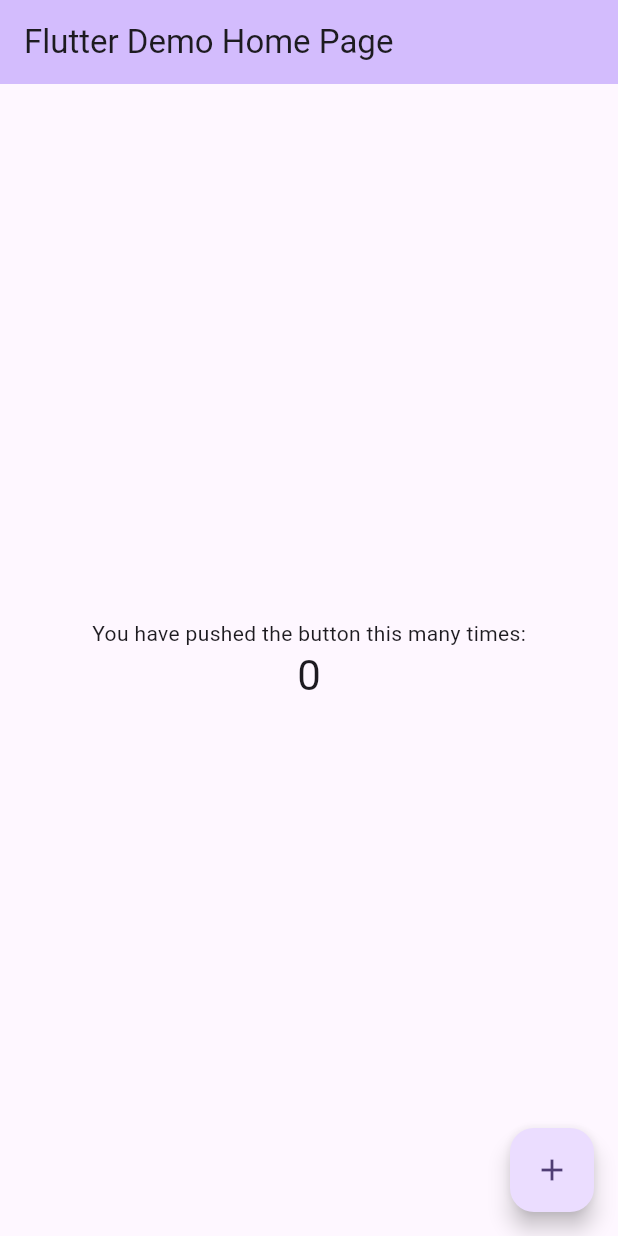
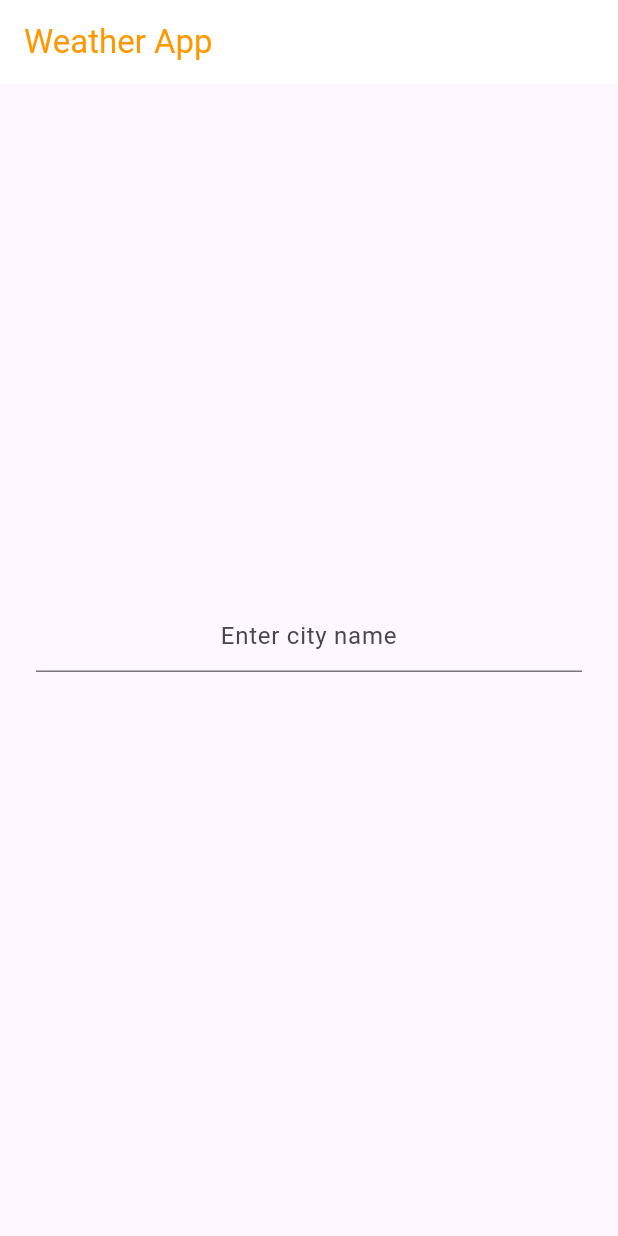
Before and after one commit to tranvuhung/weather_clean_architecture_tdd, a Flutter app: the screen it shows after launch, on a phone screen of 412 x 824 dp. Run offline on Flutter 3.47's test engine with Material 3 defaults, Android fonts, the phone set to English and light mode, and no system bars; our stand-ins replace dartz, equatable, flutter_bloc, get_it, rxdart.

Commit message:
create page weather

```diff
--- a/lib/domain/entities/weather.dart
+++ b/lib/domain/entities/weather.dart
@@ -19,6 +19,10 @@ class WeatherEntity extends Equatable {
   final int pressure;
   final int humidity;
 
+  double convertToCelsius() {
+    return temperature - 273.15;
+  }
+
   @override
   List<Object?> get props => [
         cityName,
--- /dev/null
+++ b/lib/injection.dart
@@ -0,0 +1,34 @@
+import 'package:http/http.dart' as http;
+import 'package:get_it/get_it.dart';
+import 'package:weather_clean_architecture_tdd/data/data_sources/remote_data_source.dart';
+import 'package:weather_clean_architecture_tdd/data/repositories/weather_repository_impl.dart';
+import 'package:weather_clean_architecture_tdd/domain/repositories/weather_repository.dart';
+import 'package:weather_clean_architecture_tdd/domain/usecases/get_current_weather.dart';
+import 'package:weather_clean_architecture_tdd/presentation/bloc/weather_bloc.dart';
+
+final locator = GetIt.instance;
+
+void init() {
+  // bloc
+  locator.registerFactory(() => WeatherBloc(locator()));
+
+  // usecase
+  locator.registerLazySingleton(() => GetCurrentWeatherUsecase(locator()));
+
+  // repository
+  locator.registerLazySingleton<WeatherRepository>(
+    () => WeatherRepositoryImpl(
+      weatherRemoteDataSource: locator(),
+    ),
+  );
+
+  // data source
+  locator.registerLazySingleton<WeatherRemoteDataSource>(
+    () => WeatherRemoteDataSourceImpl(
+      client: locator(),
+    ),
+  );
+
+  // external
+  locator.registerLazySingleton(() => http.Client());
+}
--- a/lib/main.dart
+++ b/lib/main.dart
@@ -1,125 +1,32 @@
 import 'package:flutter/material.dart';
+import 'package:flutter_bloc/flutter_bloc.dart';
+import 'package:weather_clean_architecture_tdd/presentation/bloc/weather_bloc.dart';
+import 'package:weather_clean_architecture_tdd/presentation/pages/weather_page.dart';
+import 'injection.dart' as di;
 
 void main() {
+  di.init();
   runApp(const MyApp());
 }
 
 class MyApp extends StatelessWidget {
   const MyApp({super.key});
 
-  // This widget is the root of your application.
   @override
   Widget build(BuildContext context) {
-    return MaterialApp(
-      title: 'Flutter Demo',
-      theme: ThemeData(
-        // This is the theme of your application.
-        //
-        // TRY THIS: Try running your application with "flutter run". You'll see
-        // the application has a blue toolbar. Then, without quitting the app,
-        // try changing the seedColor in the colorScheme below to Colors.green
-        // and then invoke "hot reload" (save your changes or press the "hot
-        // reload" button in a Flutter-supported IDE, or press "r" if you used
-        // the command line to start the app).
-        //
-        // Notice that the counter didn't reset back to zero; the application
-        // state is not lost during the reload. To reset the state, use hot
-        // restart instead.
-        //
-        // This works for code too, not just values: Most code changes can be
-        // tested with just a hot reload.
-        colorScheme: ColorScheme.fromSeed(seedColor: Colors.deepPurple),
-        useMaterial3: true,
+    return MultiBlocProvider(
+      providers: [
+        BlocProvider(
+          create: (_) => di.locator<WeatherBloc>(),
+        ),
+      ],
+      child: MaterialApp(
+        title: 'Weather App',
+        theme: ThemeData(
+          primarySwatch: Colors.orange,
+        ),
+        home: const WeatherPage(),
       ),
-      home: const MyHomePage(title: 'Flutter Demo Home Page'),
     );
   }
 }
-
-class MyHomePage extends StatefulWidget {
-  const MyHomePage({super.key, required this.title});
-
-  // This widget is the home page of your application. It is stateful, meaning
-  // that it has a State object (defined below) that contains fields that affect
-  // how it looks.
-
-  // This class is the configuration for the state. It holds the values (in this
-  // case the title) provided by the parent (in this case the App widget) and
-  // used by the build method of the State. Fields in a Widget subclass are
-  // always marked "final".
-
-  final String title;
-
-  @override
-  State<MyHomePage> createState() => _MyHomePageState();
-}
-
-class _MyHomePageState extends State<MyHomePage> {
-  int _counter = 0;
-
-  void _incrementCounter() {
-    setState(() {
-      // This call to setState tells the Flutter framework that something has
-      // changed in this State, which causes it to rerun the build method below
-      // so that the display can reflect the updated values. If we changed
-      // _counter without calling setState(), then the build method would not be
-      // called again, and so nothing would appear to happen.
-      _counter++;
-    });
-  }
-
-  @override
-  Widget build(BuildContext context) {
-    // This method is rerun every time setState is called, for instance as done
-    // by the _incrementCounter method above.
-    //
-    // The Flutter framework has been optimized to make rerunning build methods
-    // fast, so that you can just rebuild anything that needs updating rather
-    // than having to individually change instances of widgets.
-    return Scaffold(
-      appBar: AppBar(
-        // TRY THIS: Try changing the color here to a specific color (to
-        // Colors.amber, perhaps?) and trigger a hot reload to see the AppBar
-        // change color while the other colors stay the same.
-        backgroundColor: Theme.of(context).colorScheme.inversePrimary,
-        // Here we take the value from the MyHomePage object that was created by
-        // the App.build method, and use it to set our appbar title.
-        title: Text(widget.title),
-      ),
-      body: Center(
-        // Center is a layout widget. It takes a single child and positions it
-        // in the middle of the parent.
-        child: Column(
-          // Column is also a layout widget. It takes a list of children and
-          // arranges them vertically. By default, it sizes itself to fit its
-          // children horizontally, and tries to be as tall as its parent.
-          //
-          // Column has various properties to control how it sizes itself and
-          // how it positions its children. Here we use mainAxisAlignment to
-          // center the children vertically; the main axis here is the vertical
-          // axis because Columns are vertical (the cross axis would be
-          // horizontal).
-          //
-          // TRY THIS: Invoke "debug painting" (choose the "Toggle Debug Paint"
-          // action in the IDE, or press "p" in the console), to see the
-          // wireframe for each widget.
-          mainAxisAlignment: MainAxisAlignment.center,
-          children: <Widget>[
-            const Text(
-              'You have pushed the button this many times:',
-            ),
-            Text(
-              '$_counter',
-              style: Theme.of(context).textTheme.headlineMedium,
-            ),
-          ],
-        ),
-      ),
-      floatingActionButton: FloatingActionButton(
-        onPressed: _incrementCounter,
-        tooltip: 'Increment',
-        child: const Icon(Icons.add),
-      ), // This trailing comma makes auto-formatting nicer for build methods.
-    );
-  }
-}
--- /dev/null
+++ b/lib/presentation/pages/weather_page.dart
@@ -0,0 +1,167 @@
+import 'package:flutter/material.dart';
+import 'package:flutter_bloc/flutter_bloc.dart';
+import 'package:weather_clean_architecture_tdd/core/constants/constants.dart';
+import 'package:weather_clean_architecture_tdd/presentation/bloc/weather_bloc.dart';
+import 'package:weather_clean_architecture_tdd/presentation/bloc/weather_even.dart';
+import 'package:weather_clean_architecture_tdd/presentation/bloc/weather_state.dart';
+
+class WeatherPage extends StatelessWidget {
+  const WeatherPage({Key? key}) : super(key: key);
+
+  @override
+  Widget build(BuildContext context) {
+    return Scaffold(
+      appBar: AppBar(
+        backgroundColor: Colors.white,
+        title: const Text(
+          'Weather App',
+          style: TextStyle(color: Colors.orange),
+        ),
+      ),
+      body: Padding(
+        padding: const EdgeInsets.all(24.0),
+        child: Column(
+          mainAxisAlignment: MainAxisAlignment.center,
+          children: [
+            TextField(
+              textAlign: TextAlign.center,
+              decoration: const InputDecoration(
+                hintText: 'Enter city name',
+              ),
+              onChanged: (query) {
+                context.read<WeatherBloc>().add(OnCityChanged(query));
+              },
+            ),
+            const SizedBox(height: 32.0),
+            BlocBuilder<WeatherBloc, WeatherState>(
+              builder: (context, state) {
+                if (state is WeatherLoading) {
+                  return const Center(
+                    child: CircularProgressIndicator(),
+                  );
+                } else if (state is WeatherHasData) {
+                  return Column(
+                    key: const Key('weather_data'),
+                    children: [
+                      Row(
+                        mainAxisAlignment: MainAxisAlignment.center,
+                        children: [
+                          Text(
+                            state.result.cityName,
+                            style: const TextStyle(
+                              fontSize: 22.0,
+                            ),
+                          ),
+                          Image(
+                            image: NetworkImage(
+                              Urls.weatherIcon(
+                                state.result.iconCode,
+                              ),
+                            ),
+                          ),
+                        ],
+                      ),
+                      const SizedBox(height: 8.0),
+                      Text(
+                        '${state.result.main} | ${state.result.description}',
+                        style: const TextStyle(
+                          fontSize: 16.0,
+                          letterSpacing: 1.2,
+                        ),
+                      ),
+                      const SizedBox(height: 24.0),
+                      Table(
+                        defaultColumnWidth: const FixedColumnWidth(150.0),
+                        border: TableBorder.all(
+                          color: Colors.grey,
+                          style: BorderStyle.solid,
+                          width: 1,
+                        ),
+                        children: [
+                          TableRow(children: [
+                            const Padding(
+                              padding: EdgeInsets.all(8.0),
+                              child: Text(
+                                'Temperature',
+                                style: TextStyle(
+                                  fontSize: 16.0,
+                                  letterSpacing: 1.2,
+                                ),
+                              ),
+                            ),
+                            Padding(
+                              padding: const EdgeInsets.all(8.0),
+                              child: Text(
+                                state.result.convertToCelsius().toString(),
+                                style: const TextStyle(
+                                  fontSize: 16.0,
+                                  letterSpacing: 1.2,
+                                  fontWeight: FontWeight.bold,
+                                ),
+                              ),
+                            ), // Will be change later
+                          ]),
+                          TableRow(children: [
+                            const Padding(
+                              padding: EdgeInsets.all(8.0),
+                              child: Text(
+                                'Pressure',
+                                style: TextStyle(
+                                  fontSize: 16.0,
+                                  letterSpacing: 1.2,
+                                ),
+                              ),
+                            ),
+                            Padding(
+                              padding: const EdgeInsets.all(8.0),
+                              child: Text(
+                                state.result.pressure.toString(),
+                                style: const TextStyle(
+                                    fontSize: 16.0,
+                                    letterSpacing: 1.2,
+                                    fontWeight: FontWeight.bold),
+                              ),
+                            ), // Will be change later
+                          ]),
+                          TableRow(children: [
+                            const Padding(
+                              padding: EdgeInsets.all(8.0),
+                              child: Text(
+                                'Humidity',
+                                style: TextStyle(
+                                  fontSize: 16.0,
+                                  letterSpacing: 1.2,
+                                ),
+                              ),
+                            ),
+                            Padding(
+                              padding: const EdgeInsets.all(8.0),
+                              child: Text(
+                                state.result.humidity.toString(),
+                                style: const TextStyle(
+                                  fontSize: 16.0,
+                                  letterSpacing: 1.2,
+                                  fontWeight: FontWeight.bold,
+                                ),
+                              ),
+                            ), // Will be change later
+                          ]),
+                        ],
+                      ),
+                    ],
+                  );
+                } else if (state is WeatherError) {
+                  return const Center(
+                    child: Text('Something went wrong!'),
+                  );
+                } else {
+                  return const SizedBox();
+                }
+              },
+            ),
+          ],
+        ),
+      ),
+    );
+  }
+}
```
